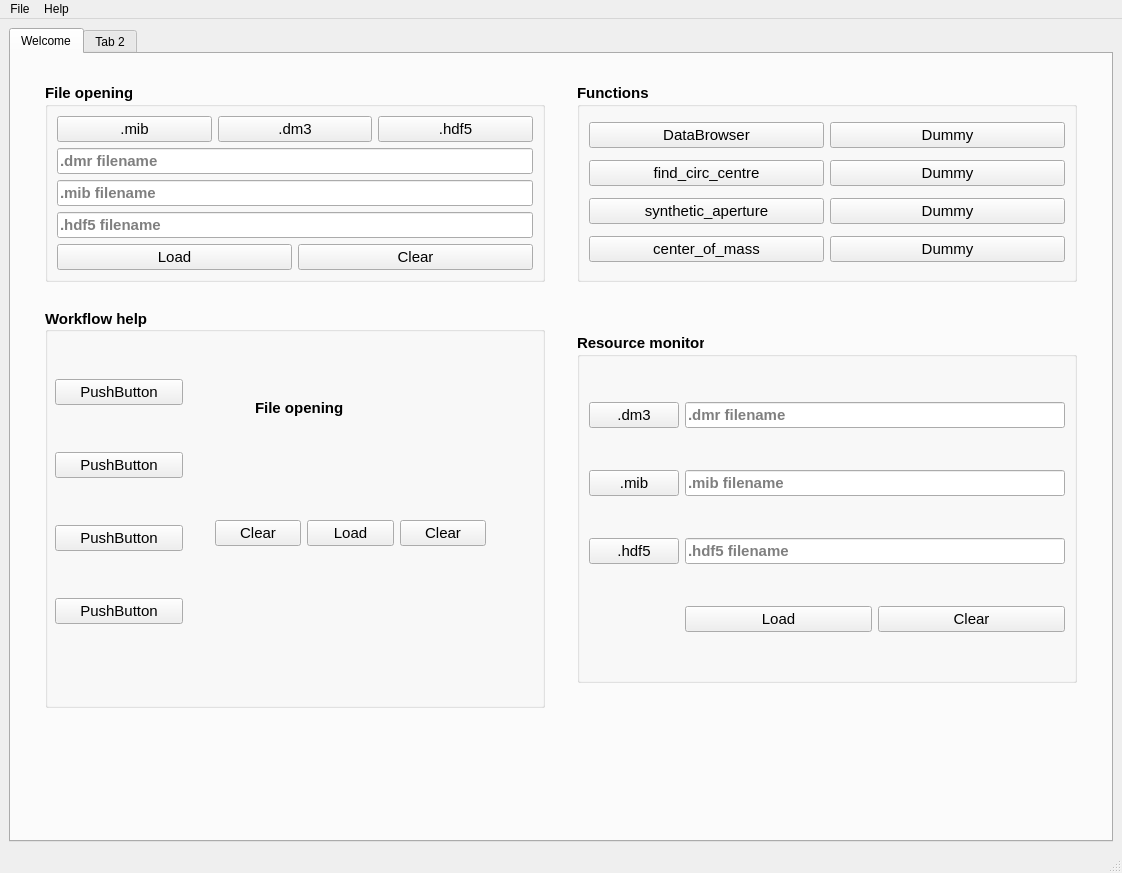
Above: homescreen.ui from CS26-FPD-Explorer/FPD-Explorer before the change. Below: the same form after it.
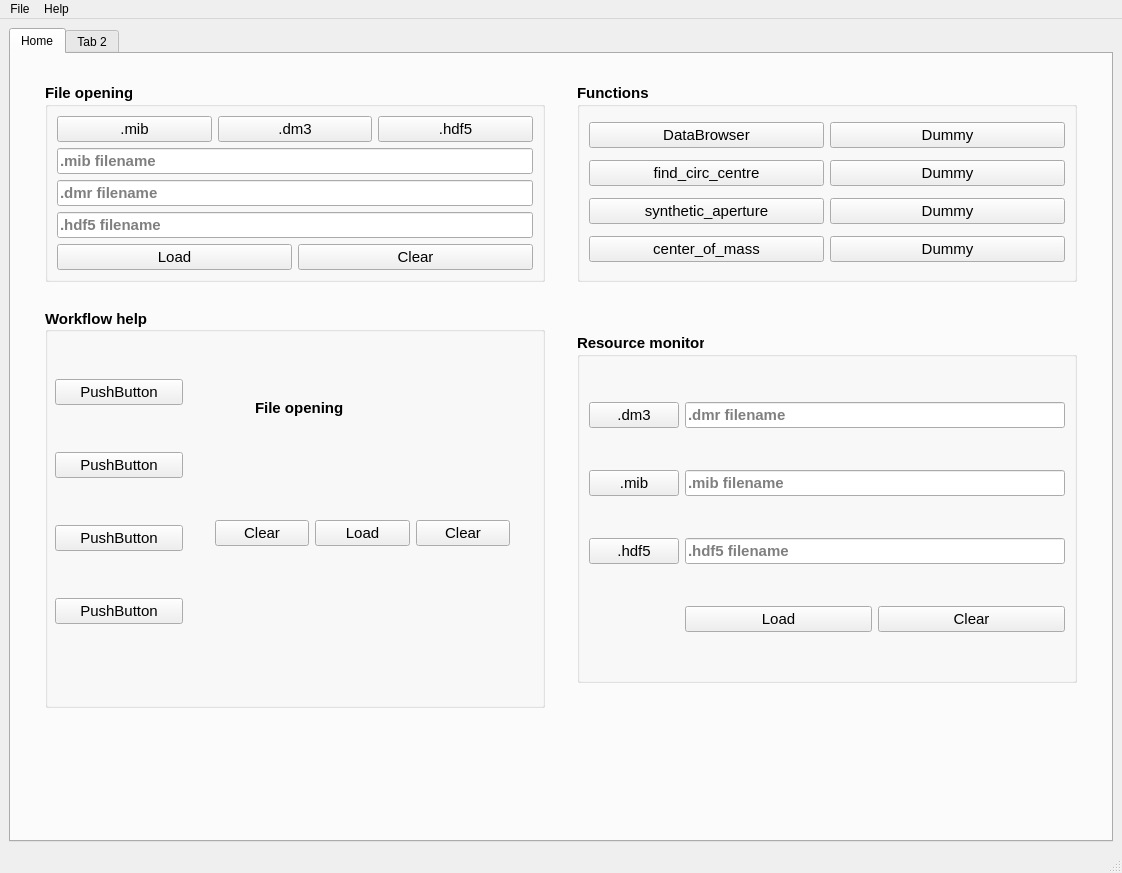
That is the form after the change.

Commit message: Changes to File opening section - changed order of widgets to match the user workflow & objects renamed so they can be identified better

```diff
--- a/homescreen.ui
+++ b/homescreen.ui
@@ -28,7 +28,7 @@
       </property>
       <widget class="QWidget" name="welcome_tab">
        <attribute name="title">
-        <string>Welcome</string>
+        <string>Home</string>
        </attribute>
        <layout class="QGridLayout" name="gridLayout">
         <item row="1" column="2">
@@ -426,7 +426,7 @@
             <rect>
              <x>170</x>
              <y>190</y>
-             <width>271</width>
+             <width>295</width>
              <height>71</height>
             </rect>
            </property>
@@ -844,25 +844,6 @@
            </item>
            <item>
             <layout class="QVBoxLayout" name="verticalLayout_3">
-             <item>
-              <widget class="QLineEdit" name="dm3_line">
-               <property name="inputMask">
-                <string/>
-               </property>
-               <property name="text">
-                <string/>
-               </property>
-               <property name="readOnly">
-                <bool>true</bool>
-               </property>
-               <property name="placeholderText">
-                <string>.dmr filename</string>
-               </property>
-               <property name="clearButtonEnabled">
-                <bool>true</bool>
-               </property>
-              </widget>
-             </item>
              <item>
               <widget class="QLineEdit" name="mib_line">
                <property name="inputMask">
@@ -882,6 +863,25 @@
                </property>
               </widget>
              </item>
+             <item>
+              <widget class="QLineEdit" name="dm3_line">
+               <property name="inputMask">
+                <string/>
+               </property>
+               <property name="text">
+                <string/>
+               </property>
+               <property name="readOnly">
+                <bool>true</bool>
+               </property>
+               <property name="placeholderText">
+                <string>.dmr filename</string>
+               </property>
+               <property name="clearButtonEnabled">
+                <bool>true</bool>
+               </property>
+              </widget>
+             </item>
              <item>
               <widget class="QLineEdit" name="hdf5_line">
                <property name="autoFillBackground">
```
Left out of the diff: 12 changed lines with no effect on the pictures. The commit also changes 1 other file.
